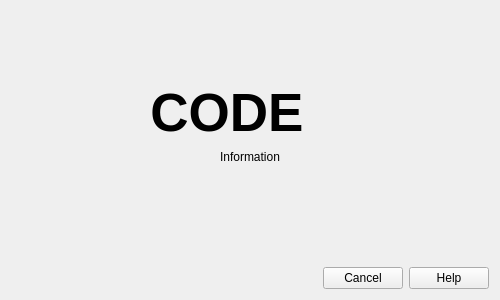
FreesmTeam/FreesmLauncher, file launcher/ui/dialogs/MSALoginDialog.ui: the form before one commit.
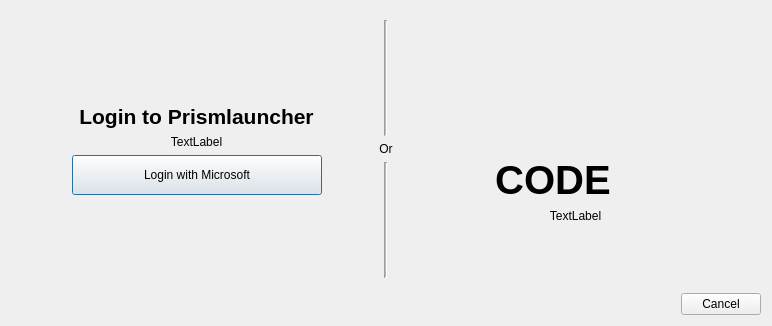
The form after the commit. The open tabs and pages were chosen to show the change. Icons and pictures are not drawn.

Commit message: update ui once again

Diff of the .ui file:
```diff
--- a/launcher/ui/dialogs/MSALoginDialog.ui
+++ b/launcher/ui/dialogs/MSALoginDialog.ui
@@ -6,14 +6,14 @@
    <rect>
     <x>0</x>
     <y>0</y>
-    <width>500</width>
-    <height>300</height>
+    <width>772</width>
+    <height>326</height>
    </rect>
   </property>
   <property name="windowTitle">
    <string>Add Microsoft Account</string>
   </property>
-  <layout class="QVBoxLayout" name="verticalLayout">
+  <layout class="QVBoxLayout" name="verticalLayout_6">
    <item>
     <widget class="QStackedWidget" name="stackedWidget">
      <property name="currentIndex">
@@ -76,10 +76,177 @@
        </item>
       </layout>
      </widget>
-     <widget class="QWidget" name="codePage">
-      <layout class="QVBoxLayout" name="verticalLayout_2">
+     <widget class="QWidget" name="mpPage">
+      <layout class="QHBoxLayout" name="horizontalLayout_6" stretch="0">
        <item>
-        <spacer name="verticalSpacer_6">
+        <layout class="QHBoxLayout" name="horizontalLayout_8">
+         <item>
+          <layout class="QVBoxLayout" name="verticalLayout_5">
+           <item>
+            <spacer name="verticalSpacer_9">
+             <property name="orientation">
+              <enum>Qt::Vertical</enum>
+             </property>
+             <property name="sizeHint" stdset="0">
+              <size>
+               <width>20</width>
+               <height>40</height>
+              </size>
+             </property>
+            </spacer>
+           </item>
+           <item>
+            <widget class="QLabel" name="title">
+             <property name="font">
+              <font>
+               <pointsize>16</pointsize>
+               <weight>75</weight>
+               <bold>true</bold>
+              </font>
+             </property>
+             <property name="text">
+              <string>Login to Prismlauncher</string>
+             </property>
+             <property name="alignment">
+              <set>Qt::AlignCenter</set>
+             </property>
+             <property name="wordWrap">
+              <bool>true</bool>
+             </property>
+            </widget>
+           </item>
+           <item>
+            <widget class="QLabel" name="link">
+             <property name="text">
+              <string>TextLabel</string>
+             </property>
+             <property name="alignment">
+              <set>Qt::AlignCenter</set>
+             </property>
+             <property name="wordWrap">
+              <bool>true</bool>
+             </property>
+            </widget>
+           </item>
+           <item>
+            <layout class="QHBoxLayout" name="horizontalLayout_7">
+             <item>
+              <spacer name="horizontalSpacer_5">
+               <property name="orientation">
+                <enum>Qt::Horizontal</enum>
+               </property>
+               <property name="sizeHint" stdset="0">
+                <size>
+                 <width>40</width>
+                 <height>20</height>
+                </size>
+               </property>
+              </spacer>
+             </item>
+             <item>
+              <widget class="QPushButton" name="loginButton">
+               <property name="minimumSize">
+                <size>
+                 <width>250</width>
+                 <height>40</height>
+                </size>
+               </property>
+               <property name="text">
+                <string>Login with Microsoft</string>
+               </property>
+               <property name="default">
+                <bool>true</bool>
+               </property>
+              </widget>
+             </item>
+             <item>
+              <spacer name="horizontalSpacer_6">
+               <property name="orientation">
+                <enum>Qt::Horizontal</enum>
+               </property>
+               <property name="sizeHint" stdset="0">
+                <size>
+                 <width>40</width>
+                 <height>20</height>
+                </size>
+               </property>
+              </spacer>
+             </item>
+            </layout>
+           </item>
+           <item>
+            <spacer name="verticalSpacer_10">
+             <property name="orientation">
+              <enum>Qt::Vertical</enum>
+             </property>
+             <property name="sizeHint" stdset="0">
+              <size>
+               <width>20</width>
+               <height>40</height>
+              </size>
+             </property>
+            </spacer>
+           </item>
+          </layout>
+         </item>
+         <item>
+          <layout class="QVBoxLayout" name="verticalLayout_7">
+           <item>
+            <layout class="QHBoxLayout" name="horizontalLayout_4">
+             <item>
+              <widget class="Line" name="line">
+               <property name="sizePolicy">
+                <sizepolicy hsizetype="Fixed" vsizetype="Expanding">
+                 <horstretch>0</horstretch>
+                 <verstretch>0</verstretch>
+                </sizepolicy>
+               </property>
+               <property name="midLineWidth">
+                <number>1</number>
+               </property>
+               <property name="orientation">
+                <enum>Qt::Vertical</enum>
+               </property>
+              </widget>
+             </item>
+            </layout>
+           </item>
+           <item>
+            <widget class="QLabel" name="orLabel">
+             <property name="text">
+              <string>Or</string>
+             </property>
+             <property name="alignment">
+              <set>Qt::AlignCenter</set>
+             </property>
+            </widget>
+           </item>
+           <item>
+            <layout class="QHBoxLayout" name="horizontalLayout_3">
+             <item>
+              <widget class="Line" name="line_2">
+               <property name="sizePolicy">
+                <sizepolicy hsizetype="Maximum" vsizetype="Expanding">
+                 <horstretch>0</horstretch>
+                 <verstretch>0</verstretch>
+                </sizepolicy>
+               </property>
+               <property name="midLineWidth">
+                <number>1</number>
+               </property>
+               <property name="orientation">
+                <enum>Qt::Vertical</enum>
+               </property>
+              </widget>
+             </item>
+            </layout>
+           </item>
+          </layout>
+         </item>
+         <item>
+          <layout class="QVBoxLayout" name="verticalLayout">
+           <item>
+            <spacer name="verticalSpacer">
          <property name="orientation">
           <enum>Qt::Vertical</enum>
          </property>
@@ -93,6 +260,44 @@
        </item>
        <item>
         <layout class="QHBoxLayout" name="horizontalLayout">
+             <item>
+              <spacer name="horizontalSpacer">
+               <property name="orientation">
+                <enum>Qt::Horizontal</enum>
+               </property>
+               <property name="sizeHint" stdset="0">
+                <size>
+                 <width>40</width>
+                 <height>20</height>
+                </size>
+               </property>
+              </spacer>
+             </item>
+             <item>
+              <widget class="QLabel" name="qr">
+               <property name="minimumSize">
+                <size>
+                 <width>75</width>
+                 <height>75</height>
+                </size>
+               </property>
+               <property name="maximumSize">
+                <size>
+                 <width>100</width>
+                 <height>100</height>
+                </size>
+               </property>
+               <property name="text">
+                <string/>
+               </property>
+               <property name="scaledContents">
+                <bool>true</bool>
+               </property>
+               <property name="alignment">
+                <set>Qt::AlignCenter</set>
+               </property>
+              </widget>
+             </item>
          <item>
           <spacer name="horizontalSpacer_2">
            <property name="orientation">
@@ -106,11 +311,28 @@
            </property>
           </spacer>
          </item>
+            </layout>
+           </item>
+           <item>
+            <layout class="QHBoxLayout" name="horizontalLayout_2">
+             <item>
+              <spacer name="horizontalSpacer_3">
+               <property name="orientation">
+                <enum>Qt::Horizontal</enum>
+               </property>
+               <property name="sizeHint" stdset="0">
+                <size>
+                 <width>40</width>
+                 <height>20</height>
+                </size>
+               </property>
+              </spacer>
+             </item>
          <item>
           <widget class="QLabel" name="code">
            <property name="font">
             <font>
-             <pointsize>40</pointsize>
+                 <pointsize>30</pointsize>
              <weight>75</weight>
              <bold>true</bold>
             </font>
@@ -153,79 +375,6 @@
           </widget>
          </item>
          <item>
-          <spacer name="horizontalSpacer">
-           <property name="orientation">
-            <enum>Qt::Horizontal</enum>
-           </property>
-           <property name="sizeHint" stdset="0">
-            <size>
-             <width>40</width>
-             <height>20</height>
-            </size>
-           </property>
-          </spacer>
-         </item>
-        </layout>
-       </item>
-       <item>
-        <widget class="QLabel" name="codeInfo">
-         <property name="font">
-          <font>
-           <italic>false</italic>
-          </font>
-         </property>
-         <property name="text">
-          <string>Information</string>
-         </property>
-         <property name="alignment">
-          <set>Qt::AlignCenter</set>
-         </property>
-         <property name="openExternalLinks">
-          <bool>true</bool>
-         </property>
-         <property name="textInteractionFlags">
-          <set>Qt::LinksAccessibleByKeyboard|Qt::LinksAccessibleByMouse</set>
-         </property>
-        </widget>
-       </item>
-       <item>
-        <layout class="QHBoxLayout" name="horizontalLayout_2">
-         <item>
-          <spacer name="horizontalSpacer_3">
-           <property name="orientation">
-            <enum>Qt::Horizontal</enum>
-           </property>
-           <property name="sizeHint" stdset="0">
-            <size>
-             <width>40</width>
-             <height>20</height>
-            </size>
-           </property>
-          </spacer>
-         </item>
-         <item>
-          <widget class="QLabel" name="qr">
-           <property name="maximumSize">
-            <size>
-             <width>100</width>
-             <height>100</height>
-            </size>
-           </property>
-           <property name="text">
-            <string/>
-           </property>
-           <property name="pixmap">
-            <pixmap>:/assets/login-qr.png</pixmap>
-           </property>
-           <property name="scaledContents">
-            <bool>true</bool>
-           </property>
-           <property name="alignment">
-            <set>Qt::AlignCenter</set>
-           </property>
-          </widget>
-         </item>
-         <item>
           <spacer name="horizontalSpacer_4">
            <property name="orientation">
             <enum>Qt::Horizontal</enum>
@@ -241,44 +390,9 @@
         </layout>
        </item>
        <item>
-        <spacer name="verticalSpacer_5">
-         <property name="orientation">
-          <enum>Qt::Vertical</enum>
-         </property>
-         <property name="sizeHint" stdset="0">
-          <size>
-           <width>20</width>
-           <height>40</height>
-          </size>
-         </property>
-        </spacer>
-       </item>
-      </layout>
-     </widget>
-     <widget class="QWidget" name="urlPage">
-      <layout class="QVBoxLayout" name="verticalLayout_4">
-       <item>
-        <spacer name="verticalSpacer_7">
-         <property name="orientation">
-          <enum>Qt::Vertical</enum>
-         </property>
-         <property name="sizeHint" stdset="0">
-          <size>
-           <width>20</width>
-           <height>40</height>
-          </size>
-         </property>
-        </spacer>
-       </item>
-       <item>
-        <widget class="QLabel" name="urlInfo">
-         <property name="font">
-          <font>
-           <italic>false</italic>
-          </font>
-         </property>
+            <widget class="QLabel" name="qrMessage">
          <property name="text">
-          <string>Information</string>
+              <string>TextLabel</string>
          </property>
          <property name="alignment">
           <set>Qt::AlignCenter</set>
@@ -295,23 +409,7 @@
         </widget>
        </item>
        <item>
-        <widget class="QLabel" name="url">
-         <property name="text">
-          <string>url</string>
-         </property>
-         <property name="alignment">
-          <set>Qt::AlignCenter</set>
-         </property>
-         <property name="wordWrap">
-          <bool>true</bool>
-         </property>
-         <property name="textInteractionFlags">
-          <set>Qt::LinksAccessibleByKeyboard|Qt::LinksAccessibleByMouse|Qt::TextBrowserInteraction|Qt::TextSelectableByKeyboard|Qt::TextSelectableByMouse</set>
-         </property>
-        </widget>
-       </item>
-       <item>
-        <spacer name="verticalSpacer_8">
+            <spacer name="verticalSpacer_2">
          <property name="orientation">
           <enum>Qt::Vertical</enum>
          </property>
@@ -322,6 +420,10 @@
           </size>
          </property>
         </spacer>
+           </item>
+          </layout>
+         </item>
+        </layout>
        </item>
       </layout>
      </widget>
@@ -330,10 +432,7 @@
    <item>
     <widget class="QDialogButtonBox" name="buttonBox">
      <property name="standardButtons">
-      <set>QDialogButtonBox::Cancel|QDialogButtonBox::Help</set>
-     </property>
-     <property name="centerButtons">
-      <bool>false</bool>
+      <set>QDialogButtonBox::Cancel</set>
      </property>
     </widget>
    </item>
```
Left out of the diff: 14 changed lines with no effect on the pictures. Lines whose indentation alone changed are shown as unchanged. The commit also changes 6 other files.
